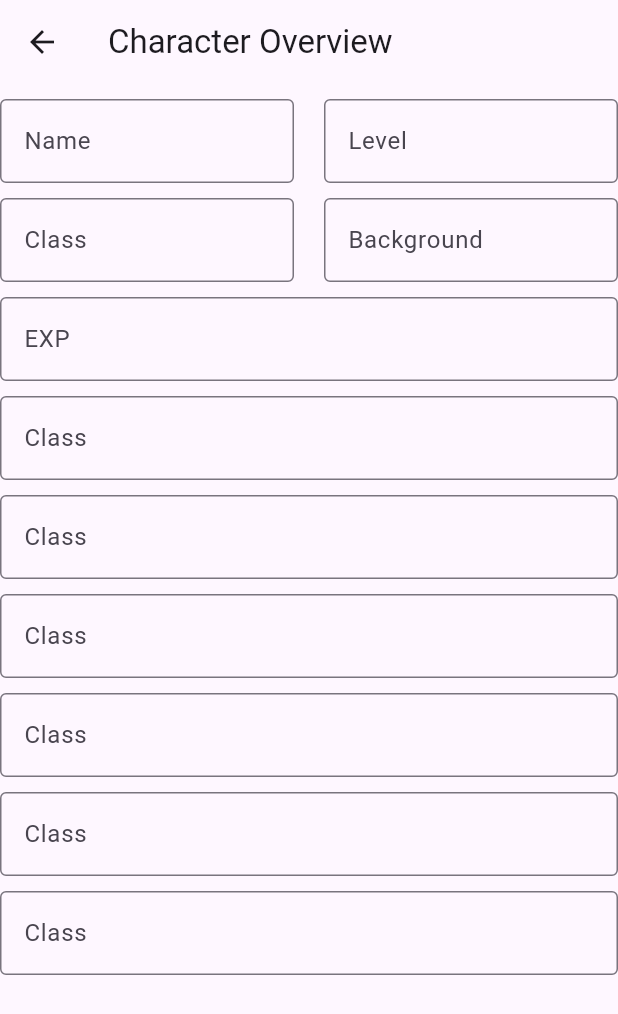
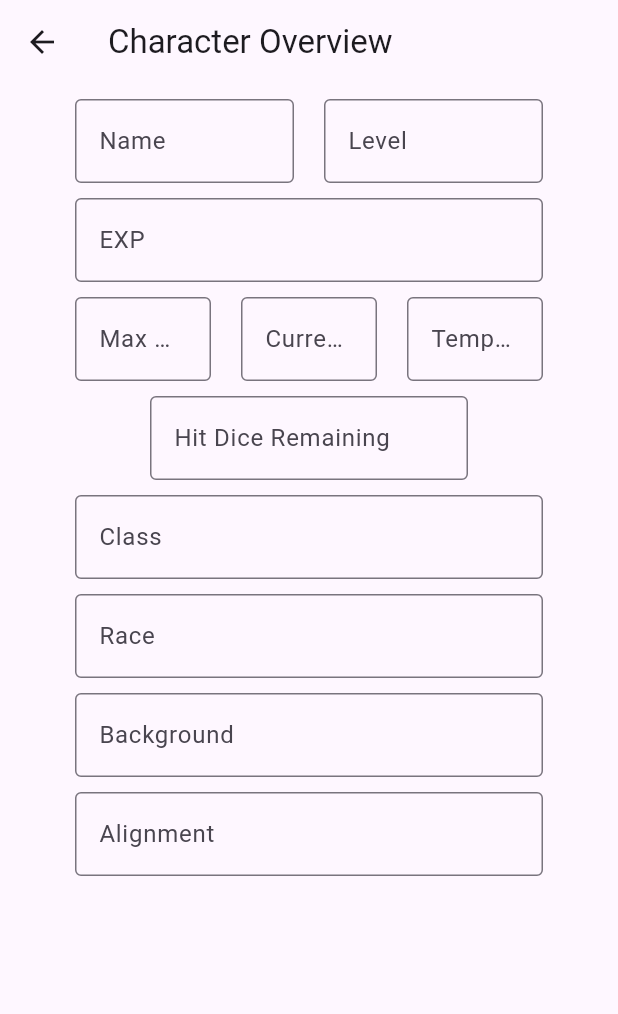
Before and after one commit to Zelius5/group_project, a Flutter app: the CharacterOverviewScreen screen opened directly, on a phone screen of 412 x 824 dp. Shown: the top 1014 px of the screen. Run offline on Flutter 3.47's test engine with Material 3 defaults, Android fonts, the phone set to English and light mode, and no system bars.

Commit message:
overview screen done

```diff
--- a/lib/screens/character_overview_screen.dart
+++ b/lib/screens/character_overview_screen.dart
@@ -1,4 +1,5 @@
 import 'package:flutter/material.dart';
+import 'package:flutter/services.dart';
 import 'package:project3/ProductDataModel.dart';
 import 'dart:convert';
 import 'package:flutter/services.dart' as rootBundle;
@@ -50,15 +51,14 @@ class _CharacterOverviewScreenState extends State<CharacterOverviewScreen> {
                   SizedBox(height: 10),
                   Row(//#1
                     children: [
+                      SizedBox(width: 50),
                       Expanded(
                         child: TextField(
-
                           readOnly: false,
                           controller: TextEditingController(text: selectedCharacter.name ?? ''),
                           decoration: InputDecoration(
                             labelText: 'Name',
                             border: OutlineInputBorder(),
-                            hintText: 'Enter a search term',
                           ),
                         ),
                       ),
@@ -67,145 +67,172 @@ class _CharacterOverviewScreenState extends State<CharacterOverviewScreen> {
                         child: TextField(
                           readOnly: false,
                           controller: TextEditingController(text: selectedCharacter.level != null ? selectedCharacter.level.toString() : ''),
+                          keyboardType: TextInputType.number,
+                          inputFormatters: <TextInputFormatter>[
+                            FilteringTextInputFormatter.digitsOnly
+                          ],
                           decoration: InputDecoration(
                             labelText: 'Level',
-                            border: OutlineInputBorder(),
-                            hintText: 'Enter a search term',),
+                            border: OutlineInputBorder(),),
                         ),
                       ),
+                      SizedBox(width: 50),
                     ],
                   ),
                   SizedBox(height: 10), // Add space between rows
                   Row(//#2
                     children: [
+                      SizedBox(width: 50),
+                      Expanded(
+                        child: TextField(
+                          readOnly: false,
+                          controller: TextEditingController(text: selectedCharacter.exp ?? ''),
+                          keyboardType: TextInputType.number,
+                          inputFormatters: <TextInputFormatter>[
+                            FilteringTextInputFormatter.digitsOnly
+                          ],
+                          decoration: InputDecoration(
+                            labelText: 'EXP',
+                            border: OutlineInputBorder(),),
+                        ),
+                      ),
+                      SizedBox(width: 50),
+                    ],
+                  ),
+                  SizedBox(height: 10), // Add space between rows
+                  Row(//#3
+                    children: [
+                      SizedBox(width: 50),
+                      Expanded(
+                        child: TextField(
+                          readOnly: false,
+                          controller: TextEditingController(text: selectedCharacter.hpMax != null ? selectedCharacter.hpMax.toString() : ''),
+                          keyboardType: TextInputType.number,
+                          inputFormatters: <TextInputFormatter>[
+                            FilteringTextInputFormatter.digitsOnly
+                          ],
+                          decoration: InputDecoration(
+                            labelText: 'Max HP',
+                            border: OutlineInputBorder(),),
+                        ),
+                      ),
+                      SizedBox(width: 20),
+                      Expanded(
+                        child: TextField(
+                          readOnly: false,
+                          controller: TextEditingController(text: selectedCharacter.currentHP != null ? selectedCharacter.currentHP.toString() : ''),
+                          keyboardType: TextInputType.number,
+                          inputFormatters: <TextInputFormatter>[
+                            FilteringTextInputFormatter.digitsOnly
+                          ],
+                          decoration: InputDecoration(
+                            labelText: 'Current HP',
+                            border: OutlineInputBorder(),),
+                        ),
+                      ),
+                      SizedBox(width: 20),
+                      Expanded(
+                        child: TextField(
+                          readOnly: false,
+                          controller: TextEditingController(text: selectedCharacter.temporaryHP != null ? selectedCharacter.temporaryHP.toString() : ''),
+                          keyboardType: TextInputType.number,
+                          inputFormatters: <TextInputFormatter>[
+                            FilteringTextInputFormatter.digitsOnly
+                          ],
+                          decoration: InputDecoration(
+                            labelText: 'Temporary HP',
+                            border: OutlineInputBorder(),),
+                        ),
+                      ),
+                       SizedBox(width: 50),
+                    ],
+                  ),
+                  SizedBox(height: 10), // Add space between rows
+                  Row(//#4
+                    children: [
+                      SizedBox(width: 100),
+                      Expanded(
+                        child: TextField(
+                          readOnly: false,
+                          controller: TextEditingController(text: selectedCharacter.hitDice != null ? selectedCharacter.hitDice.toString() : ''),
+                          keyboardType: TextInputType.number,
+                          inputFormatters: <TextInputFormatter>[
+                            FilteringTextInputFormatter.digitsOnly
+                          ],
+                          decoration: InputDecoration(
+                            labelText: 'Hit Dice Remaining',
+                            border: OutlineInputBorder(),),
+                        ),
+                      ),
+                      SizedBox(width: 100),
+                    ],
+                  ),
+                  SizedBox(height: 10), // Add space between rows
+                  Row(//#5
+                    children: [
+                      SizedBox(width: 50),
                       Expanded(
                         child: TextField(
                           readOnly: false,
                           controller: TextEditingController(text: selectedCharacter.characterClass ?? ''),
                           decoration: InputDecoration(
                             labelText: 'Class',
-                            border: OutlineInputBorder(),
-                            hintText: 'Enter a search term',),
+                            border: OutlineInputBorder(),),
                         ),
                       ),
-                      SizedBox(width: 20), // Adjust the width between items as needed
+                      SizedBox(width: 50),
+                    ],
+                  ),
+
+                  SizedBox(height: 10), // Add space between rows
+                  Row(//#6
+                    children: [
+                      SizedBox(width: 50),
+                      Expanded(
+                        child: TextField(
+                          readOnly: false,
+                          controller: TextEditingController(text: selectedCharacter.race ?? ''),
+                          decoration: InputDecoration(
+                            labelText: 'Race',
+                            border: OutlineInputBorder(),),
+                        ),
+                      ),
+                      SizedBox(width: 50),
+                    ],
+                  ),
+                  SizedBox(height: 10), // Add space between rows
+                  Row(//#7
+                    children: [
+                      SizedBox(width: 50),
                       Expanded(
                         child: TextField(
                           readOnly: false,
                           controller: TextEditingController(text: selectedCharacter.background ?? ''),
                           decoration: InputDecoration(
                             labelText: 'Background',
-                            border: OutlineInputBorder(),
-                            hintText: 'Enter a search term',),
+                            border: OutlineInputBorder(),),
                         ),
                       ),
-                    ],
-                  ),
-                  SizedBox(height: 10), // Add space between rows
-                  Row(//#3
-                    children: [
-                      Expanded(
-                        child: TextField(
-                          readOnly: false,
-                          controller: TextEditingController(text: selectedCharacter.exp ?? ''),
-                          decoration: InputDecoration(
-                            labelText: 'EXP',
-                            border: OutlineInputBorder(),
-                            hintText: 'Enter a search term',),
-                        ),
-                      ),
-                    ],
-                  ),
-                  SizedBox(height: 10), // Add space between rows
-                  Row(//#4
-                    children: [
-                      Expanded(
-                        child: TextField(
-                          readOnly: false,
-                          controller: TextEditingController(text: selectedCharacter.characterClass ?? ''),
-                          decoration: InputDecoration(
-                            labelText: 'Class',
-                            border: OutlineInputBorder(),
-                            hintText: 'Enter a search term',),
-                        ),
-                      ),
-                    ],
-                  ),
-                  SizedBox(height: 10), // Add space between rows
-                  Row(//#5
-                    children: [
-                      Expanded(
-                        child: TextField(
-                          readOnly: false,
-                          controller: TextEditingController(text: selectedCharacter.characterClass ?? ''),
-                          decoration: InputDecoration(
-                            labelText: 'Class',
-                            border: OutlineInputBorder(),
-                            hintText: 'Enter a search term',),
-                        ),
-                      ),
-                    ],
-                  ),
-                  SizedBox(height: 10), // Add space between rows
-                  Row(//#6
-                    children: [
-                      Expanded(
-                        child: TextField(
-                          readOnly: false,
-                          controller: TextEditingController(text: selectedCharacter.characterClass ?? ''),
-                          decoration: InputDecoration(
-                            labelText: 'Class',
-                            border: OutlineInputBorder(),
-                            hintText: 'Enter a search term',),
-                        ),
-                      ),
-                    ],
-                  ),
-                  SizedBox(height: 10), // Add space between rows
-                  Row(//#7
-                    children: [
-                      Expanded(
-                        child: TextField(
-                          readOnly: false,
-                          controller: TextEditingController(text: selectedCharacter.characterClass ?? ''),
-                          decoration: InputDecoration(
-                            labelText: 'Class',
-                            border: OutlineInputBorder(),
-                            hintText: 'Enter a search term',),
-                        ),
-                      ),
+                      SizedBox(width: 50),
                     ],
                   ),
                   SizedBox(height: 10), // Add space between rows
                   Row(//#8
                     children: [
+                      SizedBox(width: 50),
                       Expanded(
                         child: TextField(
                           readOnly: false,
-                          controller: TextEditingController(text: selectedCharacter.characterClass ?? ''),
+                          controller: TextEditingController(text: selectedCharacter.alignment ?? ''),
                           decoration: InputDecoration(
-                            labelText: 'Class',
-                            border: OutlineInputBorder(),
-                            hintText: 'Enter a search term',),
+                            labelText: 'Alignment',
+                            border: OutlineInputBorder(),),
                         ),
                       ),
+                      SizedBox(width: 50),
                     ],
                   ),
                   SizedBox(height: 10), // Add space between rows
-                  Row(//#9
-                    children: [
-                      Expanded(
-                        child: TextField(
-                          readOnly: false,
-                          controller: TextEditingController(text: selectedCharacter.characterClass ?? ''),
-                          decoration: InputDecoration(
-                            labelText: 'Class',
-                            border: OutlineInputBorder(),
-                            hintText: 'Enter a search term',),
-                        ),
-                      ),
-                    ],
-                  ),
                 ],
               ),
             );
```
